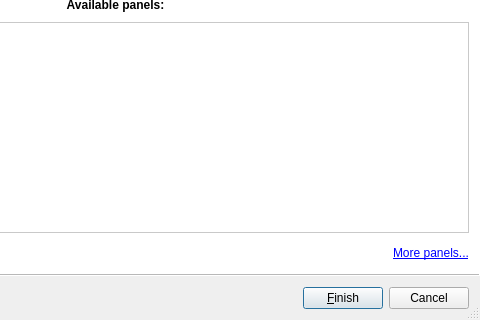
Old version of the form plugins/perspective/GraphPerspective/designer/PanelSelectionWizard.ui in the repository vadivelselvaraj/TulipGLImprovement; both pictures show x 249 to 729 and y 162 to 482 of the 729 by 482 pixel window.
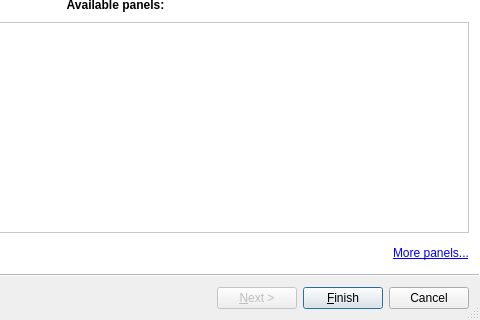
New version of the form. Icons and pictures are not drawn. Custom widgets are drawn as their Qt base class.

Commit message: Added panel configurations widgets to panel creation wizard

Patch:
```diff
--- a/plugins/perspective/GraphPerspective/designer/PanelSelectionWizard.ui
+++ b/plugins/perspective/GraphPerspective/designer/PanelSelectionWizard.ui
@@ -34,7 +34,7 @@
    <enum>QWizard::AeroStyle</enum>
   </property>
   <property name="options">
-   <set>QWizard::ExtendedWatermarkPixmap|QWizard::HaveFinishButtonOnEarlyPages|QWizard::NoBackButtonOnStartPage</set>
+   <set>QWizard::ExtendedWatermarkPixmap|QWizard::HaveFinishButtonOnEarlyPages|QWizard::HaveNextButtonOnLastPage|QWizard::NoBackButtonOnStartPage</set>
   </property>
   <property name="titleFormat">
    <enum>Qt::RichText</enum>
```
The commit also changes 7 other files.
